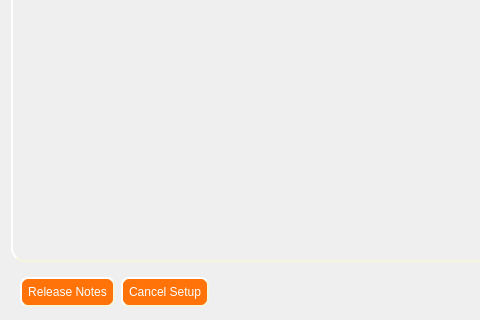
Qt form yali4/gui/Ui/main.ui (dadas45li/yali) before a commit; both pictures show x 0 to 480 and y 297 to 617 of the 884 by 617 pixel window.
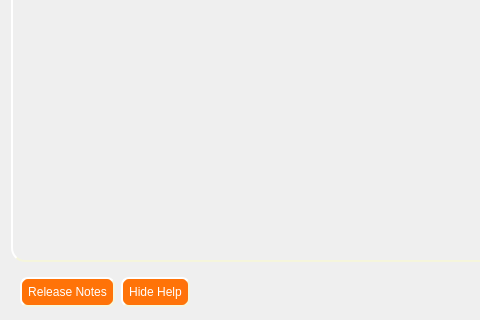
The same form after that commit. Icons and pictures are not drawn.

Commit message: Toggle Help ..

Diff of the .ui file:
```diff
--- a/yali4/gui/Ui/main.ui
+++ b/yali4/gui/Ui/main.ui
@@ -299,7 +299,7 @@
           <item>
            <widget class="QPushButton" name="cancelSetup" >
             <property name="text" >
-             <string>Cancel Setup</string>
+             <string>Hide Help</string>
             </property>
            </widget>
           </item>
```
Left out of the diff: 2 changed lines with no effect on the pictures. The commit also changes 1 other file.
